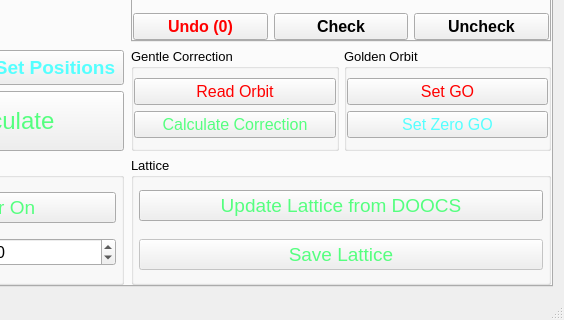
Before: the Qt Designer form gui/UImanul2.ui in sergey-tomin/manul, drawn with Qt 5; both pictures show x 595 to 1159 and y 483 to 803 of the 1159 by 803 pixel window.
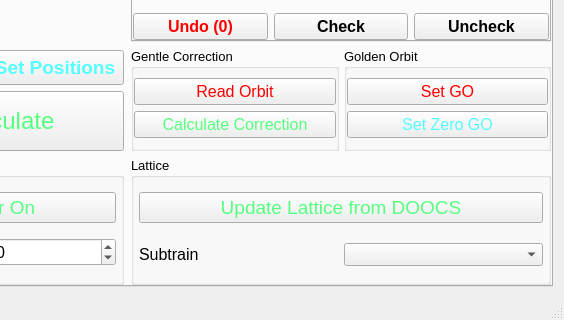
After: the same form once the commit is applied.

Commit message: added subtrains added servers (XFEL, XFEL_SIM) added T4D, SASE2 branch

```diff
--- a/gui/UImanul2.ui
+++ b/gui/UImanul2.ui
@@ -80,7 +80,32 @@
            <property name="bottomMargin">
             <number>0</number>
            </property>
-           <item row="0" column="1">
+           <item row="1" column="0">
+            <layout class="QHBoxLayout" name="horizontalLayout">
+             <item>
+              <widget class="QLabel" name="label_14">
+               <property name="sizePolicy">
+                <sizepolicy hsizetype="Minimum" vsizetype="Minimum">
+                 <horstretch>0</horstretch>
+                 <verstretch>0</verstretch>
+                </sizepolicy>
+               </property>
+               <property name="font">
+                <font>
+                 <pointsize>12</pointsize>
+                </font>
+               </property>
+               <property name="text">
+                <string>Subtrain</string>
+               </property>
+              </widget>
+             </item>
+             <item>
+              <widget class="QComboBox" name="combo_subtrain"/>
+             </item>
+            </layout>
+           </item>
+           <item row="0" column="0">
             <widget class="QPushButton" name="pb_update_lat">
              <property name="enabled">
               <bool>true</bool>
@@ -104,30 +129,6 @@
              </property>
             </widget>
            </item>
-           <item row="1" column="1">
-            <widget class="QPushButton" name="pb_update_lat_2">
-             <property name="enabled">
-              <bool>false</bool>
-             </property>
-             <property name="minimumSize">
-              <size>
-               <width>0</width>
-               <height>0</height>
-              </size>
-             </property>
-             <property name="font">
-              <font>
-               <pointsize>14</pointsize>
-              </font>
-             </property>
-             <property name="styleSheet">
-              <string notr="true">color: rgb(85, 255, 127); font-size: 14pt;</string>
-             </property>
-             <property name="text">
-              <string>Save Lattice</string>
-             </property>
-            </widget>
-           </item>
           </layout>
          </widget>
         </item>
```
Left out of the diff: 3 changed lines with no effect on the pictures. The commit also changes 13 other files.
